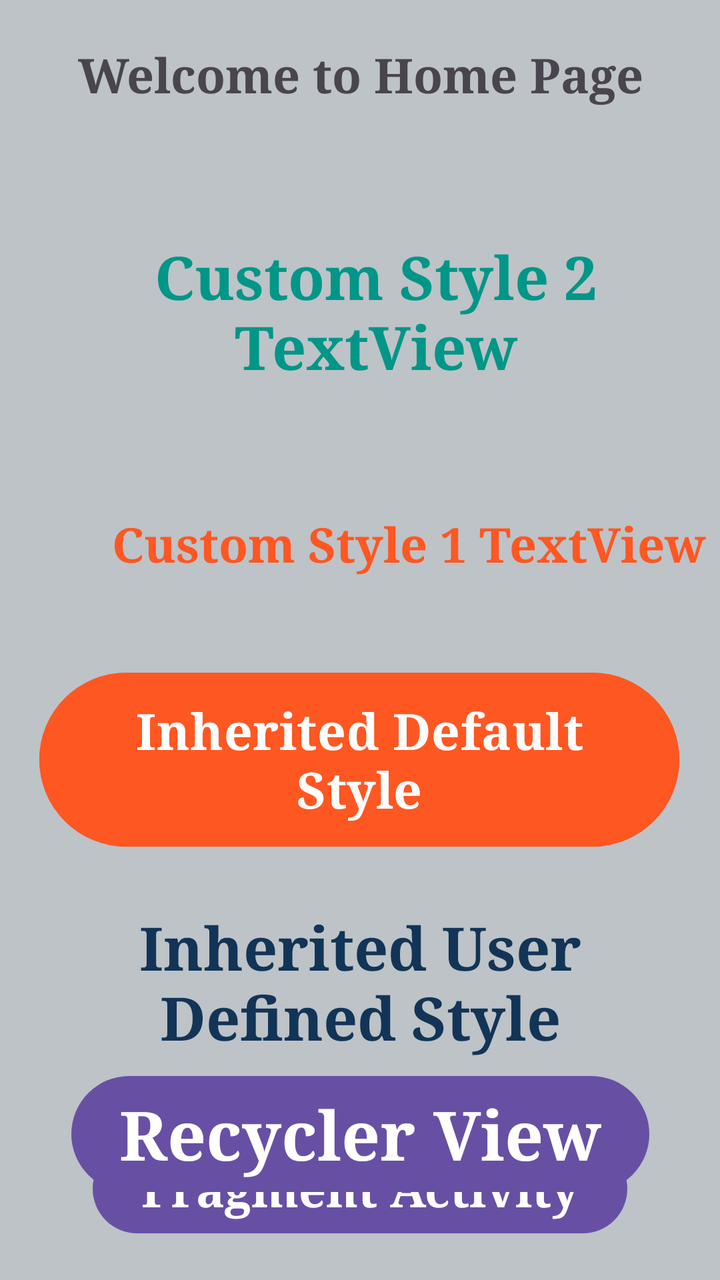
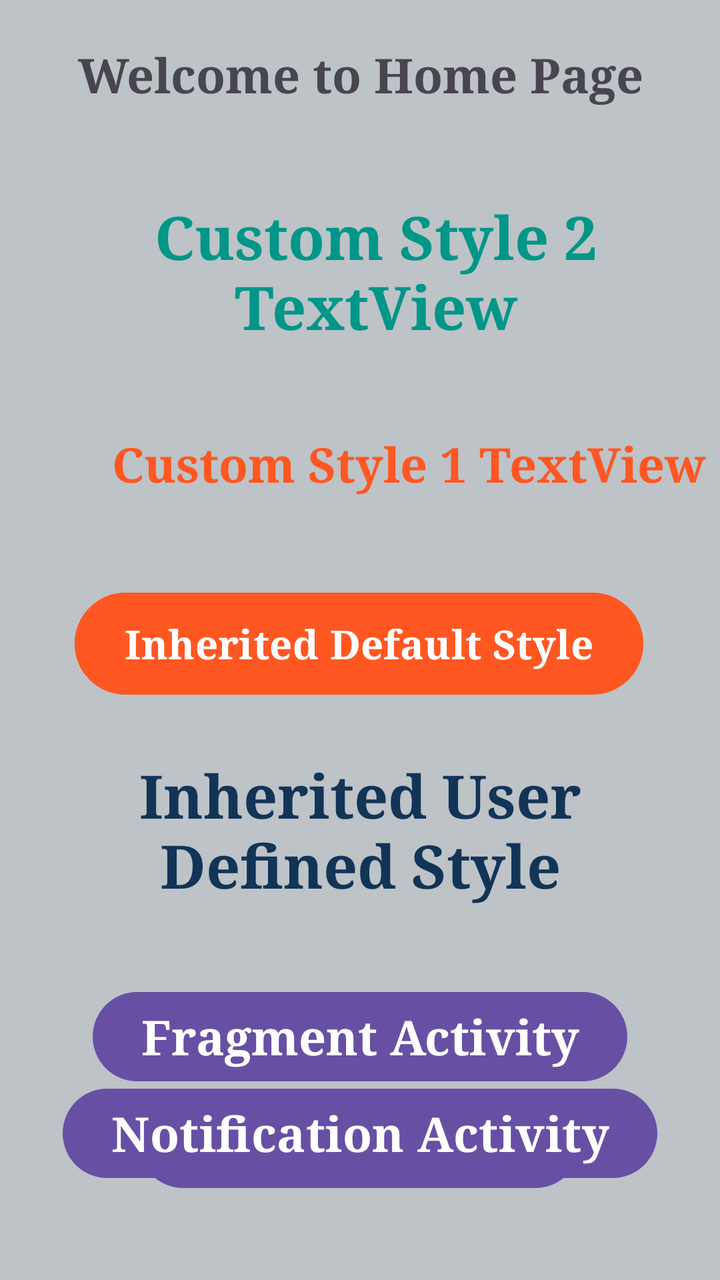

Compare the two renders of this Android layout. The source of the first and the diff that turns it into the second are given below.
<!-- AndroidManifest.xml: application theme Theme.LoginForm -->
<!-- res/layout/activity_home.xml -->
<?xml version="1.0" encoding="utf-8"?>
<androidx.constraintlayout.widget.ConstraintLayout xmlns:android="http://schemas.android.com/apk/res/android"
    xmlns:app="http://schemas.android.com/apk/res-auto"
    xmlns:tools="http://schemas.android.com/tools"
    android:id="@+id/main"
    android:layout_width="match_parent"
    android:layout_height="match_parent"
    android:theme="@style/Theme.LoginFormCustom1"
    tools:context=".HomeActivity">

    <TextView
        android:id="@+id/tv_custom_style3"
        style="@style/InheritedStyle"
        android:layout_width="wrap_content"
        android:layout_height="wrap_content"
        android:layout_marginTop="16dp"
        android:text="Inherited User Defined Style"
        app:layout_constraintEnd_toEndOf="parent"
        app:layout_constraintHorizontal_bias="1.0"
        app:layout_constraintStart_toStartOf="parent"
        app:layout_constraintTop_toBottomOf="@+id/button" />

    <TextView
        android:id="@+id/tv_custom_style2"
        style="@style/CustomTextStyle1"
        android:layout_width="wrap_content"
        android:layout_height="wrap_content"
        android:layout_marginStart="56dp"
        android:layout_marginTop="52dp"
        android:text="Custom Style 1 TextView"
        app:layout_constraintStart_toStartOf="parent"
        app:layout_constraintTop_toBottomOf="@+id/tv_custom_style" />

    <TextView
        android:id="@+id/textView"
        android:layout_width="wrap_content"
        android:layout_height="wrap_content"
        android:layout_marginTop="21dp"
        android:text="Welcome to Home Page"
        android:textSize="24sp"
        app:layout_constraintEnd_toEndOf="parent"
        app:layout_constraintStart_toStartOf="parent"
        app:layout_constraintTop_toTopOf="parent" />

    <TextView
        android:id="@+id/tv_custom_style"
        style="@style/CustomTextStyle2"
        android:layout_width="wrap_content"
        android:layout_height="wrap_content"
        android:layout_marginStart="8dp"
        android:layout_marginTop="108dp"
        android:text="Custom Style 2 TextView"
        app:layout_constraintStart_toStartOf="parent"
        app:layout_constraintTop_toTopOf="parent" />

    <Button
        android:id="@+id/button"
        style="@style/MyRoundedButton"
        android:layout_width="wrap_content"
        android:layout_height="wrap_content"
        android:layout_marginTop="44dp"
        android:text="Inherited Default Style"
        app:layout_constraintEnd_toEndOf="parent"
        app:layout_constraintHorizontal_bias="0.494"
        app:layout_constraintStart_toStartOf="parent"
        app:layout_constraintTop_toBottomOf="@+id/tv_custom_style2" />

    <Button
        android:id="@+id/frag_trigger_id"
        android:layout_width="wrap_content"
        android:layout_height="wrap_content"
        android:layout_marginTop="29dp"
        android:text="Fragment Activity"
        android:textAppearance="@style/TextAppearance.AppCompat.Medium"
        android:textSize="24sp"
        app:layout_constraintEnd_toEndOf="parent"
        app:layout_constraintStart_toStartOf="parent"
        app:layout_constraintTop_toBottomOf="@+id/tv_custom_style3" />

    <Button
        android:id="@+id/btn_recycler_id"
        android:layout_width="wrap_content"
        android:layout_height="wrap_content"
        android:layout_marginBottom="40dp"
        android:text="Recycler View"
        android:textAppearance="@style/TextAppearance.AppCompat.Display1"
        app:layout_constraintBottom_toBottomOf="parent"
        app:layout_constraintEnd_toEndOf="parent"
        app:layout_constraintStart_toStartOf="parent" />

</androidx.constraintlayout.widget.ConstraintLayout>
<!-- resources referenced by this layout -->
<resources>
  <style name="CustomTextStyle1">
          <item name="android:textColor">#FF5722</item>
          <item name="android:textStyle">bold</item>
          <item name="android:textSize">24sp</item>
          <item name="android:gravity">center</item>
          <item name="android:fontFamily">serif</item>
      </style>
  <style name="CustomTextStyle2">
          <item name="android:textSize">30sp</item>
          <item name="android:textColor">#009688</item>
          <item name="android:padding">10dp</item>
      </style>
  <style name="InheritedStyle" parent="@style/CustomTextStyle2">
          <item name="android:textStyle">bold</item>
          <item name="android:textAlignment">center</item>
          <item name="android:textColor">#123456</item>
      </style>
  <style name="MyRoundedButton" parent="Widget.Material3.Button">
          <item name="android:backgroundTint">#FF5722</item>
          <item name="android:textSize">25sp</item>
          <item name="android:textColor">@android:color/white</item>
          <item name="android:paddingHorizontal">25dp</item>
          <item name="android:paddingVertical">12dp</item>
      </style>
  <style name="Theme.LoginFormCustom1" parent="Base.Theme.LoginForm">
          <item name="android:textStyle">bold</item>
          <item name="android:background">#BDC3C7</item>
          <item name="android:navigationBarColor">#7F8C8D</item>
      </style>
  <style name="Theme.LoginForm" parent="Base.Theme.LoginForm">
          <item name="android:statusBarColor">#E6F3F3</item>
          <item name="android:background">#F5EFEF</item>
          <item name="fontFamily">serif</item>
          <item name="android:textAlignment">center</item>
          <item name="android:navigationBarColor">#FF5645</item>
      </style>
  <style name="Base.Theme.LoginForm" parent="Theme.Material3.DayNight.NoActionBar">
          
          
      </style>
</resources>

<!-- the commit's change to res/layout/activity_home.xml (unified diff, before → after) -->
@@ -26,7 +26,7 @@
         android:layout_width="wrap_content"
         android:layout_height="wrap_content"
         android:layout_marginStart="56dp"
-        android:layout_marginTop="52dp"
+        android:layout_marginTop="32dp"
         android:text="Custom Style 1 TextView"
         app:layout_constraintStart_toStartOf="parent"
         app:layout_constraintTop_toBottomOf="@+id/tv_custom_style" />
@@ -48,7 +48,7 @@
         android:layout_width="wrap_content"
         android:layout_height="wrap_content"
         android:layout_marginStart="8dp"
-        android:layout_marginTop="108dp"
+        android:layout_marginTop="88dp"
         android:text="Custom Style 2 TextView"
         app:layout_constraintStart_toStartOf="parent"
         app:layout_constraintTop_toTopOf="parent" />
@@ -60,6 +60,7 @@
         android:layout_height="wrap_content"
         android:layout_marginTop="44dp"
         android:text="Inherited Default Style"
+        android:textSize="20sp"
         app:layout_constraintEnd_toEndOf="parent"
         app:layout_constraintHorizontal_bias="0.494"
         app:layout_constraintStart_toStartOf="parent"
@@ -83,7 +84,21 @@
         android:layout_height="wrap_content"
         android:layout_marginBottom="40dp"
         android:text="Recycler View"
-        android:textAppearance="@style/TextAppearance.AppCompat.Display1"
+        android:textSize="24sp"
+        app:layout_constraintBottom_toBottomOf="parent"
+        app:layout_constraintEnd_toEndOf="parent"
+        app:layout_constraintHorizontal_bias="0.497"
+        app:layout_constraintStart_toStartOf="parent"
+        app:layout_constraintTop_toBottomOf="@+id/frag_trigger_id"
+        app:layout_constraintVertical_bias="0.291" />
+
+    <Button
+        android:id="@+id/notif_btn_id"
+        android:layout_width="wrap_content"
+        android:layout_height="wrap_content"
+        android:layout_marginBottom="47dp"
+        android:text="Notification Activity"
+        android:textSize="24sp"
         app:layout_constraintBottom_toBottomOf="parent"
         app:layout_constraintEnd_toEndOf="parent"
         app:layout_constraintStart_toStartOf="parent" />
